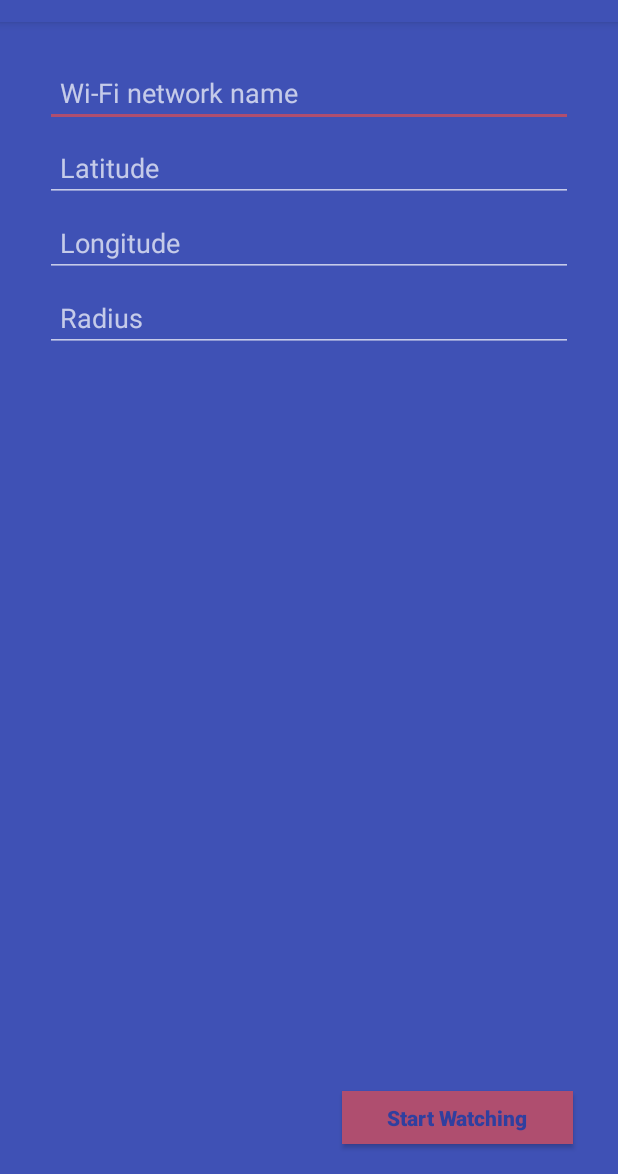
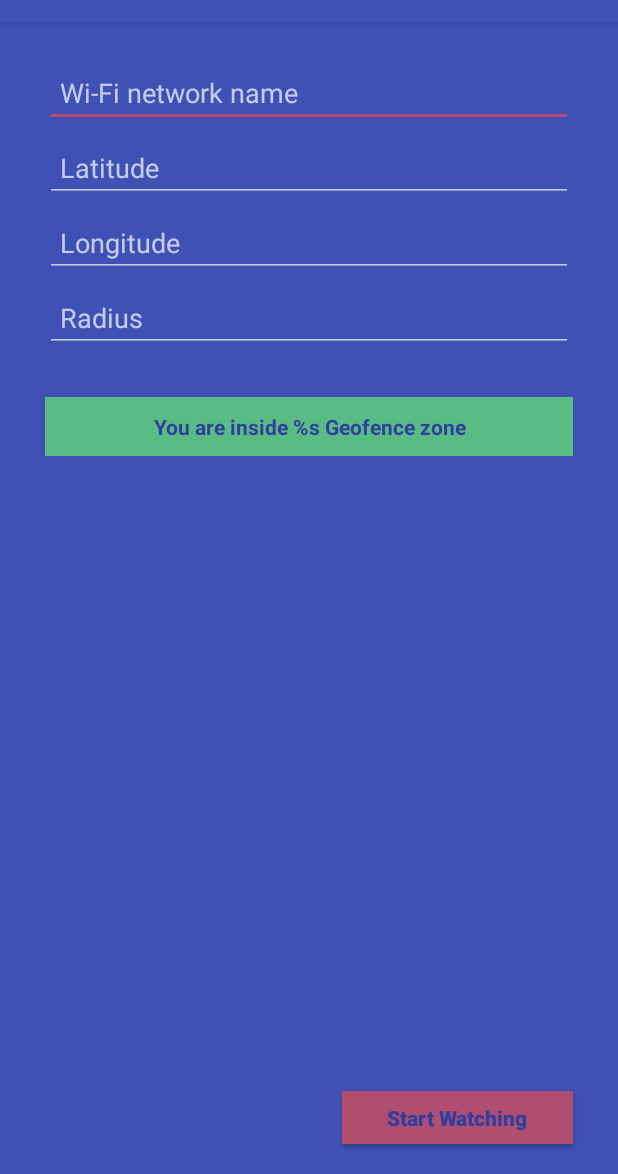
Before and after one commit to Katkov/keyprtest, an Android app: the screen it shows after launch (MainActivity), on a phone screen of 412 x 824 dp, the part 62-1236 px from its top. Run offline under Robolectric (Android 15) with nearby library versions, the phone set to English and light mode, and no system bars; our stand-ins replace ButterKnife, Dagger/Hilt's generated code.

Commit message:
added libraries, added a notification plate to the layout, injected views, provided injection for services

```diff
--- a/app/src/main/AndroidManifest.xml
+++ b/app/src/main/AndroidManifest.xml
@@ -3,12 +3,14 @@
           package="keyprtest.katkov.com.keyprtest">
 
     <application
+            android:name=".KeyprApplication"
             android:allowBackup="true"
             android:icon="@mipmap/ic_launcher"
             android:label="@string/app_name"
             android:roundIcon="@mipmap/ic_launcher_round"
             android:supportsRtl="true"
             android:theme="@style/AppTheme">
+
         <activity android:name=".MainActivity">
             <intent-filter>
                 <action android:name="android.intent.action.MAIN"/>
@@ -16,6 +18,7 @@
                 <category android:name="android.intent.category.LAUNCHER"/>
             </intent-filter>
         </activity>
+
     </application>
 
 </manifest>
--- /dev/null
+++ b/app/src/main/java/keyprtest/katkov/com/keyprtest/KeyprApplication.java
@@ -0,0 +1,37 @@
+package keyprtest.katkov.com.keyprtest;
+
+
+import android.app.Application;
+import keyprtest.katkov.com.keyprtest.di.ApplicationModule;
+import keyprtest.katkov.com.keyprtest.di.DaggerRootComponent;
+import keyprtest.katkov.com.keyprtest.di.RootComponent;
+
+
+/**
+ * Created by michaelkatkov on 4/20/17.
+ */
+
+public class KeyprApplication extends Application {
+
+    public static final String TAG = "KeyprApplication";
+
+    private static RootComponent mRootComponent;
+
+
+    public static RootComponent getRootComponent() {
+        return mRootComponent;
+    }
+
+
+    @Override
+    public void onCreate() {
+        super.onCreate();
+        initComponents();
+    }
+
+
+    private void initComponents() {
+        ApplicationModule applicationModule = new ApplicationModule(this);
+        mRootComponent = DaggerRootComponent.builder().applicationModule(applicationModule).build();
+    }
+}
--- a/app/src/main/java/keyprtest/katkov/com/keyprtest/MainActivity.java
+++ b/app/src/main/java/keyprtest/katkov/com/keyprtest/MainActivity.java
@@ -6,14 +6,42 @@ import android.content.DialogInterface;
 import android.support.v7.app.AlertDialog;
 import android.support.v7.app.AppCompatActivity;
 import android.os.Bundle;
+import android.widget.Button;
+import android.widget.EditText;
+import android.widget.TextView;
+import butterknife.BindView;
+import butterknife.ButterKnife;
 
 
 public class MainActivity extends AppCompatActivity implements MainContract.View {
+
+    @BindView(R.id.main_wifi_name_et)
+    EditText mWifiNameEt;
+
+    @BindView(R.id.main_latitude_et)
+    EditText mLatitudeEt;
+
+    @BindView(R.id.main_longitude_et)
+    EditText mLongitudeEt;
+
+    @BindView(R.id.main_radius_et)
+    EditText mRadiusEt;
+
+    @BindView(R.id.main_notice_tv)
+    TextView mNoticeTv;
+
+    @BindView(R.id.main_start_watching_btn)
+    Button mStartWatchingBtn;
+
+    private MainPresenter mMainPresenter;
 
     @Override
     protected void onCreate(Bundle savedInstanceState) {
         super.onCreate(savedInstanceState);
         setContentView(R.layout.activity_main);
+        ButterKnife.bind(this);
+        mMainPresenter = new MainPresenter(this);
+        mMainPresenter.populate();
     }
 
     @Override
--- /dev/null
+++ b/app/src/main/java/keyprtest/katkov/com/keyprtest/di/ApplicationModule.java
@@ -0,0 +1,47 @@
+package keyprtest.katkov.com.keyprtest.di;
+
+
+import android.app.Application;
+import android.app.NotificationManager;
+import android.content.Context;
+import android.content.SharedPreferences;
+import dagger.Module;
+import dagger.Provides;
+
+import javax.inject.Singleton;
+
+
+/**
+ * Created by michaelkatkov on 8/4/16.
+ */
+@Module
+public class ApplicationModule {
+
+    private Application mApplication;
+
+
+    public ApplicationModule(Application application) {
+        mApplication = application;
+    }
+
+
+    @Singleton
+    @Provides
+    public Context provideContext() {
+        return mApplication;
+    }
+
+
+    @Provides
+    public SharedPreferences provideSharedPreferences() {
+        return mApplication.getSharedPreferences(mApplication.getApplicationInfo().name, Context.MODE_PRIVATE);
+    }
+
+
+    @Provides
+    @Singleton
+    NotificationManager provideNotificationManager() {
+        return (NotificationManager) mApplication.getSystemService(Context.NOTIFICATION_SERVICE);
+    }
+
+}
--- /dev/null
+++ b/app/src/main/java/keyprtest/katkov/com/keyprtest/di/RootComponent.java
@@ -0,0 +1,17 @@
+package keyprtest.katkov.com.keyprtest.di;
+
+
+import dagger.Component;
+import keyprtest.katkov.com.keyprtest.MainPresenter;
+
+import javax.inject.Singleton;
+
+
+@Singleton
+@Component(modules = { ApplicationModule.class })
+public interface RootComponent {
+
+    //Presenters
+    void inject(MainPresenter presenter);
+
+}
--- a/app/src/main/res/layout/activity_main.xml
+++ b/app/src/main/res/layout/activity_main.xml
@@ -54,6 +54,19 @@
     <RelativeLayout android:layout_width="match_parent"
                     android:layout_height="match_parent">
 
+        <TextView android:id="@+id/main_notice_tv"
+                  android:layout_width="match_parent"
+                  android:layout_height="wrap_content"
+                  android:layout_marginLeft="30dp"
+                  android:layout_marginRight="30dp"
+                  android:layout_marginTop="30dp"
+                  android:padding="10dp"
+                  android:background="@color/colorGreen"
+                  android:textColor="@color/colorPrimaryDark"
+                  android:textStyle="bold"
+                  android:gravity="center"
+                  android:text="@string/you_are_inside_zone"/>
+
         <Button android:id="@+id/main_start_watching_btn"
                 android:layout_width="wrap_content"
                 android:layout_height="35dp"
--- a/app/src/main/res/values/strings.xml
+++ b/app/src/main/res/values/strings.xml
@@ -8,6 +8,8 @@
     <string name="radius">Radius</string>
     <string name="start_watching">Start Watching</string>
     <string name="stop_watching">Stop Watching</string>
+    <string name="you_are_inside_zone">You are inside %s Geofence zone</string>
+    <string name="you_are_outside_zone">You are outside %s Geofence zone</string>
 
     <!-- Alerts -->
     <string name="alert">Alert</string>
--- a/build.gradle
+++ b/build.gradle
@@ -6,7 +6,8 @@ buildscript {
     }
     dependencies {
         classpath 'com.android.tools.build:gradle:2.3.0'
-
+        classpath 'com.neenbedankt.gradle.plugins:android-apt:1.8'
+        classpath 'me.tatarka:gradle-retrolambda:3.2.0'
         // NOTE: Do not place your application dependencies here; they belong
         // in the individual module build.gradle files
     }
```
Also changed, not shown: app/build.gradle (+15 -2 lines).
